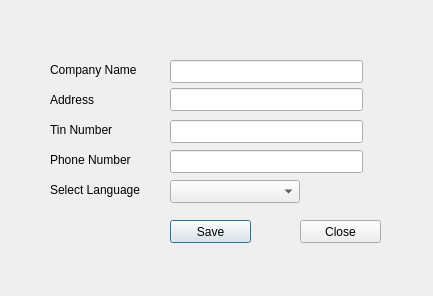
Qt form src/settings.ui (thamizha/angadi) before a commit.
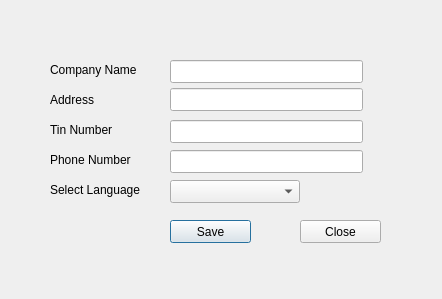
The same form after that commit.

Diff of the .ui file:
```diff
--- a/src/settings.ui
+++ b/src/settings.ui
@@ -6,8 +6,8 @@
    <rect>
     <x>0</x>
     <y>0</y>
-    <width>433</width>
-    <height>296</height>
+    <width>442</width>
+    <height>299</height>
    </rect>
   </property>
   <property name="sizePolicy">
```
